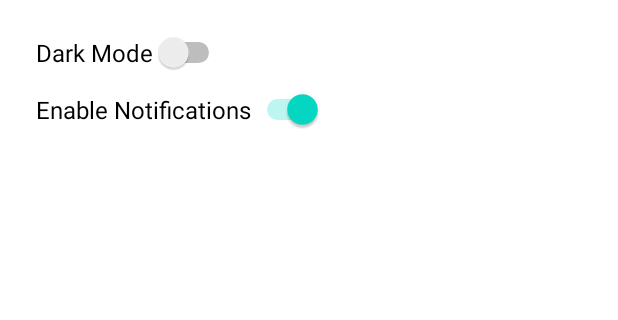
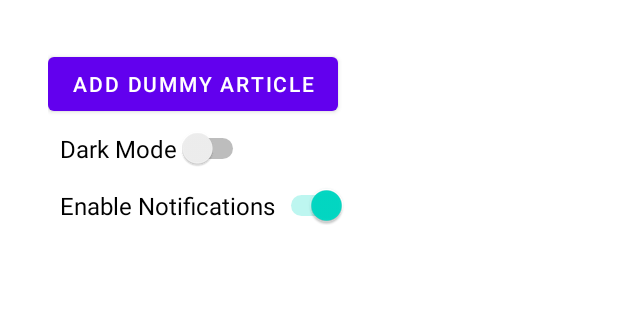
Before and after one commit to AnkushSharma7493/HariDarshan, an Android app: the screen it shows after launch (MainActivity), in the side drawer, after a tap on "Settings", on a phone screen of 412 x 824 dp, the part 84-404 px from its top. Run offline under Robolectric (Android 15) with nearby library versions, the phone set to English and light mode, and no system bars; our stand-ins replace Firebase (no records; nobody signed in at launch, a user with empty details on screens opened directly).

Commit message:
Added Firebase firestore.

```diff
--- a/app/build.gradle.kts
+++ b/app/build.gradle.kts
@@ -1,5 +1,6 @@
 plugins {
     alias(libs.plugins.android.application)
+    alias(libs.plugins.google.service)
 }
 
 android {
@@ -44,5 +45,10 @@ dependencies {
     androidTestImplementation(libs.ext.junit)
     androidTestImplementation(libs.espresso.core)
     implementation(libs.recyclerview)
+    //implementation(platform(libs.firebaseBom))
+    //implementation(libs.firebaseFirestore)
+    //implementation(libs.firebaseAuth)
+    implementation(platform("com.google.firebase:firebase-bom:33.11.0"))
+    implementation("com.google.firebase:firebase-firestore")
 
 }
--- a/app/src/main/AndroidManifest.xml
+++ b/app/src/main/AndroidManifest.xml
@@ -1,7 +1,7 @@
 <?xml version="1.0" encoding="utf-8"?>
 <manifest xmlns:android="http://schemas.android.com/apk/res/android"
     xmlns:tools="http://schemas.android.com/tools">
-
+    <uses-permission android:name="android.permission.INTERNET"/>
     <application
         android:allowBackup="true"
         android:dataExtractionRules="@xml/data_extraction_rules"
--- a/app/src/main/java/com/example/haridarshan/fragments/HomeFragment.java
+++ b/app/src/main/java/com/example/haridarshan/fragments/HomeFragment.java
@@ -2,6 +2,7 @@ package com.example.haridarshan.fragments;
 
 import android.content.Intent;
 import android.os.Bundle;
+import android.util.Log;
 import android.view.LayoutInflater;
 import android.view.View;
 import android.view.ViewGroup;
@@ -15,6 +16,7 @@ import com.example.haridarshan.R;
 import com.example.haridarshan.activities.ArticleDetailActivity;
 import com.example.haridarshan.adapters.ArticleAdapter;
 import com.example.haridarshan.models.Article;
+import com.example.haridarshan.service.ArticleService;
 
 import java.io.Serializable;
 import java.util.ArrayList;
@@ -24,7 +26,7 @@ import java.util.List;
 public class HomeFragment extends Fragment {
     private RecyclerView recyclerView;
     private ArticleAdapter articleAdapter;
-    private List<Article> articleList;
+    private List<Article> articleList=new ArrayList<>();
 
     @Nullable
     @Override
@@ -34,14 +36,16 @@ public class HomeFragment extends Fragment {
         recyclerView = view.findViewById(R.id.recyclerView);
 
         // Sample Data
-        articleList = new ArrayList<>();
-        articleList.add(new Article("Spiritual Awakening", "Understanding the deeper meaning of life.", R.drawable.sample_image));
-        articleList.add(new Article("Daily Meditation", "Benefits and techniques for a peaceful mind.", R.drawable.sample_image));
-        articleList.add(new Article("Yoga & Spirituality", "How yoga connects body, mind, and soul.", R.drawable.sample_image));
+//        articleList = new ArrayList<>();
+//        articleList.add(new Article("Spiritual Awakening", "Understanding the deeper meaning of life.", R.drawable.sample_image));
+//        articleList.add(new Article("Daily Meditation", "Benefits and techniques for a peaceful mind.", R.drawable.sample_image));
+//        articleList.add(new Article("Yoga & Spirituality", "How yoga connects body, mind, and soul.", R.drawable.sample_image));
 
         articleAdapter = new ArticleAdapter(articleList);
         recyclerView.setLayoutManager(new LinearLayoutManager(getActivity()));
         recyclerView.setAdapter(articleAdapter);
+
+        loadArticles();
 
         // Handle item clicks
         articleAdapter.setOnItemClickListener(article -> {
@@ -54,4 +58,21 @@ public class HomeFragment extends Fragment {
 
         return view;
     }
+
+
+
+
+    private void loadArticles(){
+        Log.i("Home Fragement","**********************FETCHING ARTICLES**********************");
+        ArticleService.getInstance().fetchArticles(articles -> {
+            if (!articles.isEmpty()) {
+                articleList.clear();
+                articleList.addAll(articles);
+                articleAdapter.notifyDataSetChanged();
+                Log.d("Firestore", "Fetched " + articles.size() + " articles");
+            } else {
+                Log.d("Firestore", "No articles found");
+            }
+        });
+    }
 }
--- /dev/null
+++ b/app/src/main/java/com/example/haridarshan/service/FirestoreCallback.java
@@ -0,0 +1,9 @@
+package com.example.haridarshan.service;
+
+import com.example.haridarshan.models.Article;
+
+import java.util.List;
+
+public interface FirestoreCallback {
+    void onArticlesFetched(List<Article> articles);
+}
--- a/app/src/main/res/layout/fragment_settings.xml
+++ b/app/src/main/res/layout/fragment_settings.xml
@@ -5,6 +5,19 @@
     android:layout_width="match_parent"
     android:layout_height="match_parent"
     android:padding="16dp">
+
+
+    <LinearLayout
+        android:orientation="vertical"
+        android:layout_width="match_parent"
+        android:layout_height="match_parent"
+        android:padding="16dp">
+
+        <Button
+            android:id="@+id/btnAddDummyArticle"
+            android:layout_width="wrap_content"
+            android:layout_height="wrap_content"
+            android:text="Add Dummy Article" />
 
         <!-- Theme Toggle Switch -->
         <Switch
@@ -29,5 +42,7 @@
             app:layout_constraintStart_toStartOf="parent" />
 
 
+    </LinearLayout>
+
 
 </androidx.constraintlayout.widget.ConstraintLayout>
--- a/build.gradle.kts
+++ b/build.gradle.kts
@@ -1,4 +1,5 @@
 // Top-level build file where you can add configuration options common to all sub-projects/modules.
 plugins {
     alias(libs.plugins.android.application) apply false
+    alias(libs.plugins.google.service) apply false
 }
--- a/gradle/libs.versions.toml
+++ b/gradle/libs.versions.toml
@@ -8,6 +8,8 @@ material = "1.12.0"
 activity = "1.10.1"
 constraintlayout = "2.2.1"
 recyclerview = "1.3.2"   # Ensure this version is latest
+firebase = "33.11.0" # Use the latest BOM version
+gs = "4.4.2"
 
 [libraries]
 junit = { group = "junit", name = "junit", version.ref = "junit" }
@@ -18,8 +20,8 @@ material = { group = "com.google.android.material", name = "material", version.r
 activity = { group = "androidx.activity", name = "activity", version.ref = "activity" }
 constraintlayout = { group = "androidx.constraintlayout", name = "constraintlayout", version.ref = "constraintlayout" }
 recyclerview = { module = "androidx.recyclerview:recyclerview", version.ref = "recyclerview" }
-#youtube-api = { group = "com.google.android.youtube", name = "youtube-api", version = "1.2.2" }
-#google-youtube-data-api = { group = "com.google.apis", name = "google-api-services-youtube", version = "v3-rev222-1.25.0" }
+
 
 [plugins]
 android-application = { id = "com.android.application", version.ref = "agp" }
+google-service = { id = "com.google.gms.google-services", version.ref = "gs" }
```
Also changed, not shown: app/src/main/java/com/example/haridarshan/fragments/SettingsFragment.java (+33 -3 lines), app/src/main/java/com/example/haridarshan/models/Article.java (+45 -0 lines), app/src/main/java/com/example/haridarshan/service/ArticleService.java (added, +138 -0 lines). Lines whose indentation alone changed are shown as unchanged.
